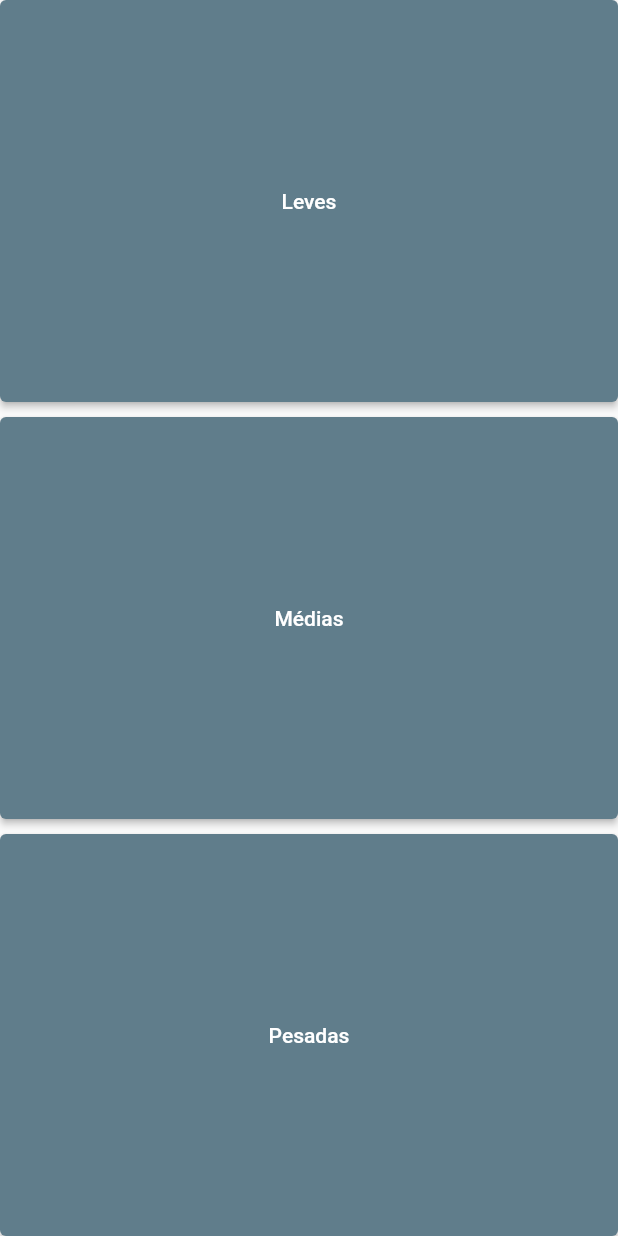
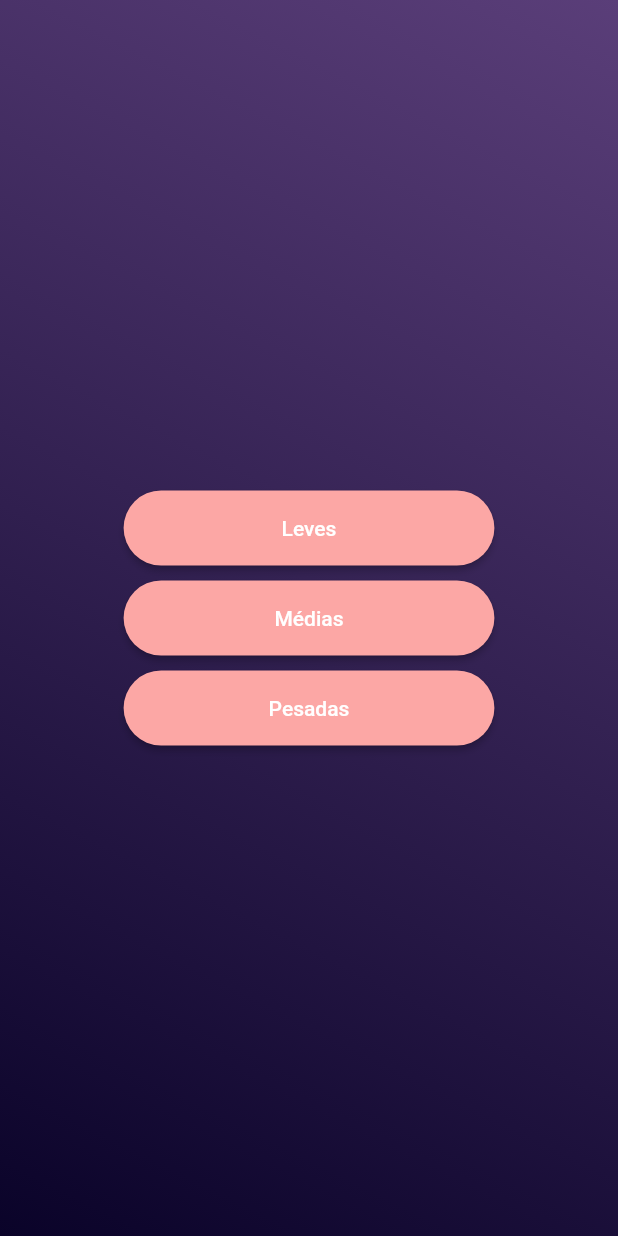
Before and after one commit to allmonty/eu-nunca, a Flutter app: the screen it shows after launch, on a phone screen of 412 x 824 dp. Run offline on Flutter 3.47's test engine with Material 2 defaults, Android fonts, the phone set to English and light mode, and no system bars; missing offline and left inert: dart:html; generated files the repository leaves out were written again.

Commit message:
make the menu screen prettier

```diff
--- a/lib/menu.dart
+++ b/lib/menu.dart
@@ -51,10 +51,29 @@ class _MenuState extends State<Menu> {
         future: data,
         builder: (context, snapshot) {
           return Scaffold(
-            body: Row(
+            body: DecoratedBox(
+              decoration: const BoxDecoration(
+                gradient: LinearGradient(
+                  begin: Alignment.topRight,
+                  end: Alignment.bottomLeft,
+                  colors: [
+                    Color.fromARGB(255, 90, 62, 121),
+                    Color.fromARGB(255, 10, 3, 41),
+                  ],
+                ),
+              ),
+              child: Row(
+                mainAxisAlignment: MainAxisAlignment.center,
+                mainAxisSize: MainAxisSize.max,
                 children: [
-                Expanded(
+                  const Flexible(
+                    flex: 1,
+                    child: SizedBox(width: 10),
+                  ),
+                  Flexible(
+                    flex: 3,
                     child: Column(
+                      mainAxisAlignment: MainAxisAlignment.center,
                       mainAxisSize: MainAxisSize.max,
                       children: [
                         MenuButton(
@@ -81,7 +100,12 @@ class _MenuState extends State<Menu> {
                       ],
                     ),
                   ),
+                  const Flexible(
+                    flex: 1,
+                    child: SizedBox(width: 10),
+                  ),
                 ],
+              ),
             ),
           );
         });
@@ -96,11 +120,18 @@ class MenuButton extends StatelessWidget {
 
   @override
   Widget build(BuildContext context) {
-    return Expanded(
+    return Flexible(
       flex: 1,
       child: ElevatedButton(
-        style: ElevatedButton.styleFrom(
-          minimumSize: const Size.fromHeight(50),
+        style: ButtonStyle(
+          backgroundColor: const MaterialStatePropertyAll(
+              Color.fromARGB(255, 252, 167, 165)),
+          minimumSize: const MaterialStatePropertyAll(Size.fromHeight(50)),
+          shape: MaterialStateProperty.all<RoundedRectangleBorder>(
+            RoundedRectangleBorder(
+              borderRadius: BorderRadius.circular(30.0),
+            ),
+          ),
         ),
         onPressed: onPressed,
         child: Text(text),
```
Lines whose indentation alone changed are shown as unchanged.
